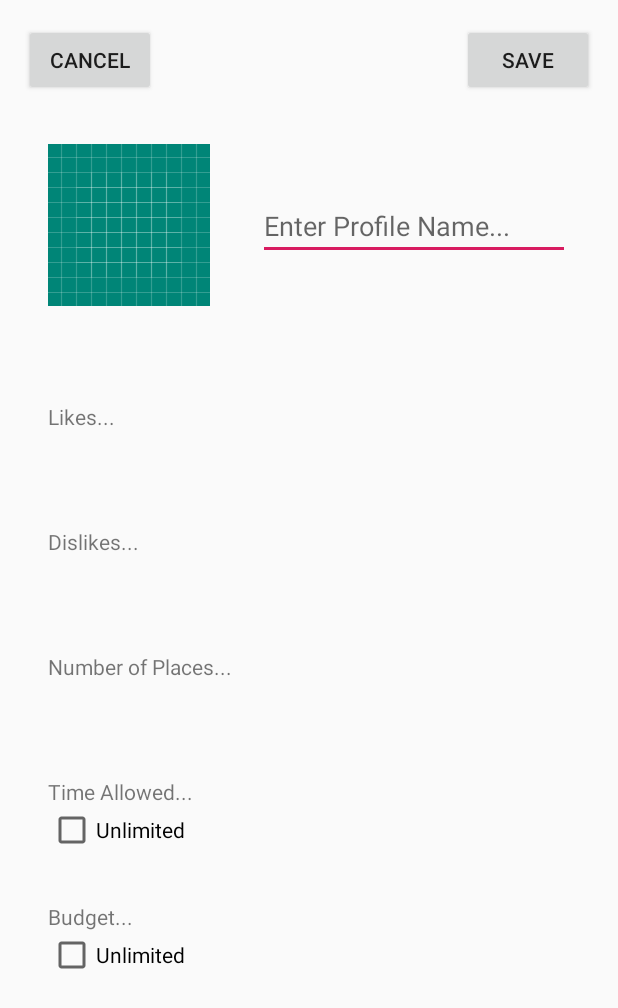
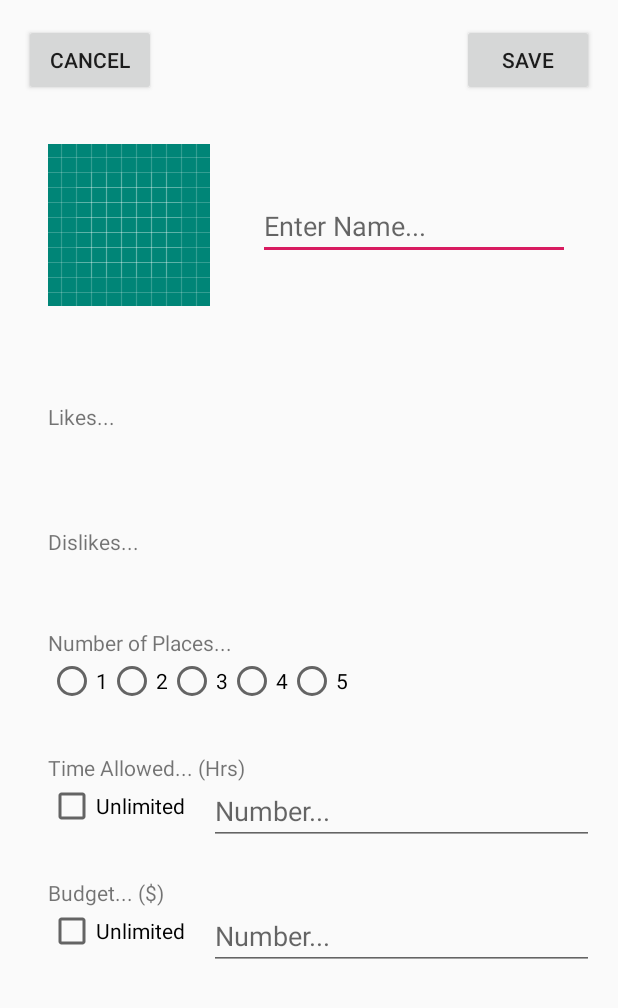
Before and after one commit to Ricky77768/mapApplication, an Android app: the ProfileCreateActivity screen opened directly, with no data from a screen before it, on a phone screen of 412 x 824 dp. Shown: the top 1008 px of the screen. Run offline under Robolectric (Android 15) with nearby library versions, the light colour scheme and no system bars.

Commit message:
completed part of profile create layout

```diff
--- a/app/src/main/java/com/example/mapapplication/ProfileCreateActivity.java
+++ b/app/src/main/java/com/example/mapapplication/ProfileCreateActivity.java
@@ -7,6 +7,9 @@ import android.content.DialogInterface;
 import android.os.Bundle;
 import android.view.View;
 import android.widget.Button;
+import android.widget.CheckBox;
+import android.widget.CompoundButton;
+import android.widget.EditText;
 
 public class ProfileCreateActivity extends AppCompatActivity {
 
@@ -16,7 +19,7 @@ public class ProfileCreateActivity extends AppCompatActivity {
         setContentView(R.layout.profile_create_ui);
         getSupportActionBar().hide();
 
-        // TODO: Like/Dislike - Chip/ChipGroup, # of Places = RadioGroup, Time Allowed/Budget - EditText grays out when checkbox checked
+        // TODO: Like/Dislike - Chip/ChipGroup
 
         // EventListener for Buttons
         Button profile_create_save = findViewById(R.id.profile_create_save);
@@ -32,6 +35,35 @@ public class ProfileCreateActivity extends AppCompatActivity {
                 onBackPressed();
             }
         });
+
+        CheckBox profile_create_checkbox_time = findViewById(R.id.profile_create_checkbox_time);
+        CheckBox profile_create_checkbox_budget = findViewById(R.id.profile_create_checkbox_budget);
+        final EditText profile_create_time = findViewById(R.id.profile_create_time);
+        final EditText profile_create_budget = findViewById(R.id.profile_create_budget);
+
+        profile_create_checkbox_time.setOnCheckedChangeListener(new CompoundButton.OnCheckedChangeListener() {
+            @Override
+            public void onCheckedChanged(CompoundButton buttonView, boolean isChecked) {
+                if (buttonView.isChecked()) {
+                    profile_create_time.setEnabled(false);
+                } else {
+                    profile_create_time.setEnabled(true);
+                }
+            }
+        });
+
+        profile_create_checkbox_budget.setOnCheckedChangeListener(new CompoundButton.OnCheckedChangeListener() {
+            @Override
+            public void onCheckedChanged(CompoundButton buttonView, boolean isChecked) {
+                if (buttonView.isChecked()) {
+                    profile_create_budget.setEnabled(false);
+                } else {
+                    profile_create_budget.setEnabled(true);
+                }
+            }
+        });
+
+
     }
 
     @Override
--- a/app/src/main/res/layout/profile_create_ui.xml
+++ b/app/src/main/res/layout/profile_create_ui.xml
@@ -27,40 +27,68 @@
         app:layout_constraintTop_toTopOf="parent" />
 
     <CheckBox
-        android:id="@+id/checkBox"
+        android:id="@+id/profile_create_checkbox_budget"
         android:layout_width="wrap_content"
         android:layout_height="wrap_content"
         android:layout_marginStart="32dp"
         android:text="Unlimited"
         app:layout_constraintStart_toStartOf="parent"
-        app:layout_constraintTop_toBottomOf="@+id/textView6" />
+        app:layout_constraintTop_toBottomOf="@+id/profile_create_text5" />
 
     <CheckBox
-        android:id="@+id/checkBox2"
+        android:id="@+id/profile_create_checkbox_time"
         android:layout_width="wrap_content"
         android:layout_height="wrap_content"
         android:layout_marginStart="32dp"
         android:text="Unlimited"
         app:layout_constraintStart_toStartOf="parent"
-        app:layout_constraintTop_toBottomOf="@+id/textView5" />
+        app:layout_constraintTop_toBottomOf="@+id/profile_create_text4" />
 
     <EditText
-        android:id="@+id/editText"
+        android:id="@+id/profile_create_profile_name"
         android:layout_width="0dp"
         android:layout_height="wrap_content"
         android:layout_marginStart="32dp"
         android:layout_marginTop="32dp"
         android:layout_marginEnd="32dp"
         android:ems="10"
-        android:hint="Enter Profile Name..."
+        android:hint="Enter Name..."
         android:inputType="textPersonName"
         app:layout_constraintEnd_toEndOf="parent"
         app:layout_constraintHorizontal_bias="0.7"
-        app:layout_constraintStart_toEndOf="@+id/imageView"
-        app:layout_constraintTop_toTopOf="@+id/imageView" />
+        app:layout_constraintStart_toEndOf="@+id/profile_create_icon"
+        app:layout_constraintTop_toTopOf="@+id/profile_create_icon" />
+
+    <EditText
+        android:id="@+id/profile_create_budget"
+        android:layout_width="0dp"
+        android:layout_height="wrap_content"
+        android:layout_marginStart="16dp"
+        android:layout_marginTop="16dp"
+        android:layout_marginEnd="16dp"
+        android:ems="10"
+        android:hint="Number..."
+        android:inputType="number"
+        app:layout_constraintEnd_toEndOf="parent"
+        app:layout_constraintStart_toEndOf="@+id/profile_create_checkbox_budget"
+        app:layout_constraintTop_toTopOf="@+id/profile_create_text5" />
+
+    <EditText
+        android:id="@+id/profile_create_time"
+        android:layout_width="0dp"
+        android:layout_height="wrap_content"
+        android:layout_marginStart="16dp"
+        android:layout_marginTop="16dp"
+        android:layout_marginEnd="16dp"
+        android:ems="10"
+        android:hint="Number..."
+        android:inputType="numberDecimal"
+        app:layout_constraintEnd_toEndOf="parent"
+        app:layout_constraintStart_toEndOf="@+id/profile_create_checkbox_time"
+        app:layout_constraintTop_toTopOf="@+id/profile_create_text4" />
 
     <ImageView
-        android:id="@+id/imageView"
+        android:id="@+id/profile_create_icon"
         android:layout_width="wrap_content"
         android:layout_height="wrap_content"
         android:layout_marginStart="32dp"
@@ -69,54 +97,95 @@
         app:layout_constraintTop_toBottomOf="@+id/profile_create_cancel"
         app:srcCompat="@drawable/ic_launcher_background" />
 
+    <RadioGroup
+        android:id="@+id/profile_create_places"
+        android:layout_width="wrap_content"
+        android:layout_height="wrap_content"
+        android:layout_marginStart="32dp"
+        android:orientation='horizontal'
+        app:layout_constraintStart_toStartOf="parent"
+        app:layout_constraintTop_toBottomOf="@+id/profile_create_text3">
+
+        <RadioButton
+            android:id="@+id/radioButton1"
+            android:layout_width="match_parent"
+            android:layout_height="wrap_content"
+            android:text="1" />
+
+        <RadioButton
+            android:id="@+id/radioButton2"
+            android:layout_width="match_parent"
+            android:layout_height="wrap_content"
+            android:text="2" />
+
+        <RadioButton
+            android:id="@+id/radioButton3"
+            android:layout_width="match_parent"
+            android:layout_height="wrap_content"
+            android:text="3" />
+
+        <RadioButton
+            android:id="@+id/radioButton4"
+            android:layout_width="match_parent"
+            android:layout_height="wrap_content"
+            android:text="4" />
+
+        <RadioButton
+            android:id="@+id/radioButton5"
+            android:layout_width="match_parent"
+            android:layout_height="wrap_content"
+            android:text="5" />
+
+    </RadioGroup>
+
     <TextView
-        android:id="@+id/textView6"
+        android:id="@+id/profile_create_text"
         android:layout_width="wrap_content"
         android:layout_height="wrap_content"
         android:layout_marginStart="32dp"
         android:layout_marginTop="64dp"
-        android:text="Budget..."
+        android:text="Likes..."
         app:layout_constraintStart_toStartOf="parent"
-        app:layout_constraintTop_toBottomOf="@+id/textView5" />
+        app:layout_constraintTop_toBottomOf="@+id/profile_create_icon" />
 
     <TextView
-        android:id="@+id/textView3"
+        android:id="@+id/profile_create_text2"
         android:layout_width="wrap_content"
         android:layout_height="wrap_content"
         android:layout_marginStart="32dp"
         android:layout_marginTop="64dp"
         android:text="Dislikes..."
         app:layout_constraintStart_toStartOf="parent"
-        app:layout_constraintTop_toBottomOf="@+id/textView" />
+        app:layout_constraintTop_toBottomOf="@+id/profile_create_text" />
 
     <TextView
-        android:id="@+id/textView"
+        android:id="@+id/profile_create_text3"
+        android:layout_width="wrap_content"
+        android:layout_height="wrap_content"
+        android:layout_marginStart="32dp"
+        android:layout_marginTop="48dp"
+        android:text="Number of Places..."
+        app:layout_constraintStart_toStartOf="parent"
+        app:layout_constraintTop_toBottomOf="@+id/profile_create_text2" />
+
+    <TextView
+        android:id="@+id/profile_create_text4"
         android:layout_width="wrap_content"
         android:layout_height="wrap_content"
         android:layout_marginStart="32dp"
         android:layout_marginTop="64dp"
-        android:text="Likes..."
+        android:text="Time Allowed... (Hrs)"
         app:layout_constraintStart_toStartOf="parent"
-        app:layout_constraintTop_toBottomOf="@+id/imageView" />
+        app:layout_constraintTop_toBottomOf="@+id/profile_create_text3" />
 
     <TextView
-        android:id="@+id/textView4"
+        android:id="@+id/profile_create_text5"
         android:layout_width="wrap_content"
         android:layout_height="wrap_content"
         android:layout_marginStart="32dp"
         android:layout_marginTop="64dp"
-        android:text="Number of Places..."
+        android:text="Budget... ($)"
         app:layout_constraintStart_toStartOf="parent"
-        app:layout_constraintTop_toBottomOf="@+id/textView3" />
-
-    <TextView
-        android:id="@+id/textView5"
-        android:layout_width="wrap_content"
-        android:layout_height="wrap_content"
-        android:layout_marginStart="32dp"
-        android:layout_marginTop="64dp"
-        android:text="Time Allowed..."
-        app:layout_constraintStart_toStartOf="parent"
-        app:layout_constraintTop_toBottomOf="@+id/textView4" />
+        app:layout_constraintTop_toBottomOf="@+id/profile_create_text4" />
 
 </androidx.constraintlayout.widget.ConstraintLayout>
```
